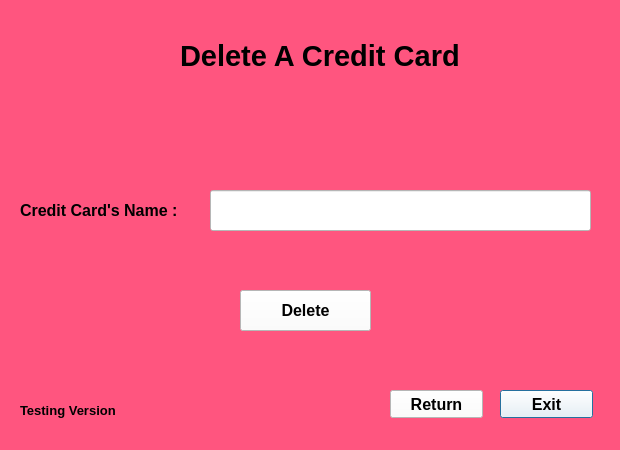
The window that delete_a_credit_card.ui (Louay-Barraq/PasswordAndCreditCard-Manager) describes before a commit, drawn with Qt 5.
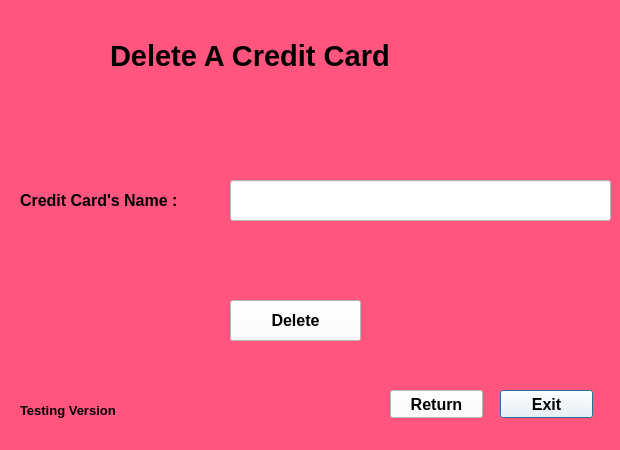
The same window after the commit.

Commit message: Added The Credit Card GUIs

The edit to the form file:
```diff
--- a/delete_a_credit_card.ui
+++ b/delete_a_credit_card.ui
@@ -43,8 +43,8 @@
   <widget class="QPushButton" name="Delete">
    <property name="geometry">
     <rect>
-     <x>240</x>
-     <y>290</y>
+     <x>230</x>
+     <y>300</y>
      <width>131</width>
      <height>41</height>
     </rect>
@@ -91,9 +91,9 @@
   <widget class="QLabel" name="label_4">
    <property name="geometry">
     <rect>
-     <x>180</x>
+     <x>110</x>
      <y>20</y>
-     <width>341</width>
+     <width>471</width>
      <height>71</height>
     </rect>
    </property>
@@ -135,8 +135,8 @@
    <property name="geometry">
     <rect>
      <x>20</x>
-     <y>190</y>
-     <width>181</width>
+     <y>180</y>
+     <width>201</width>
      <height>41</height>
     </rect>
    </property>
@@ -159,8 +159,8 @@
   <widget class="QLineEdit" name="Name">
    <property name="geometry">
     <rect>
-     <x>210</x>
-     <y>190</y>
+     <x>230</x>
+     <y>180</y>
      <width>381</width>
      <height>41</height>
     </rect>
```
The commit also changes 10 other files.
